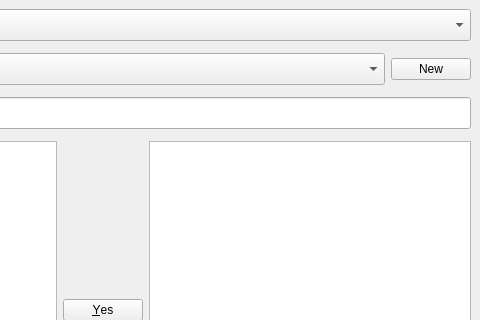
Old version of the form oom/widgets/trackvieweditorbase.ui in the repository ccherrett/oom; both pictures show x 274 to 754 and y 0 to 320 of the 754 by 550 pixel window.
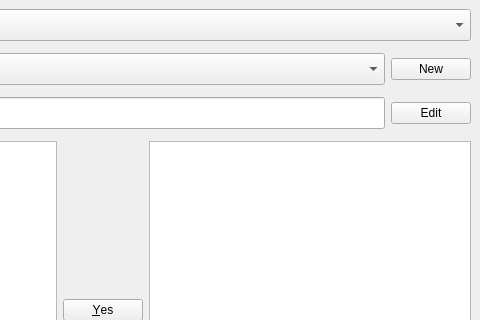
New version of the form.

What changed in the file:
```diff
--- a/oom/widgets/trackvieweditorbase.ui
+++ b/oom/widgets/trackvieweditorbase.ui
@@ -167,6 +167,13 @@
        </property>
       </widget>
      </item>
+     <item>
+      <widget class="QPushButton" name="btnEdit">
+       <property name="text">
+        <string>Edit</string>
+       </property>
+      </widget>
+     </item>
     </layout>
    </item>
    <item>
```
